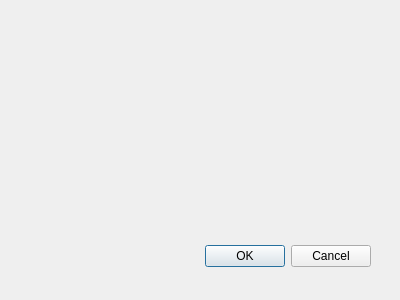
Before: the Qt Designer form adduserdialog.ui in bscisel/WUT_Object-oriented_programming, drawn with Qt 5.
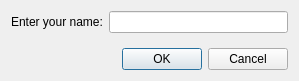
After: the same form once the commit is applied.

Commit message: Saving user data to file added.

```diff
--- a/adduserdialog.ui
+++ b/adduserdialog.ui
@@ -8,29 +8,60 @@
    <rect>
     <x>0</x>
     <y>0</y>
-    <width>400</width>
-    <height>300</height>
+    <width>299</width>
+    <height>81</height>
    </rect>
   </property>
   <property name="windowTitle">
    <string>Dialog</string>
   </property>
-  <widget class="QDialogButtonBox" name="buttonBox">
-   <property name="geometry">
-    <rect>
-     <x>30</x>
-     <y>240</y>
-     <width>341</width>
-     <height>32</height>
-    </rect>
-   </property>
-   <property name="orientation">
-    <enum>Qt::Horizontal</enum>
-   </property>
-   <property name="standardButtons">
-    <set>QDialogButtonBox::Cancel|QDialogButtonBox::Ok</set>
-   </property>
-  </widget>
+  <layout class="QVBoxLayout" name="verticalLayout_2">
+   <item>
+    <layout class="QVBoxLayout" name="verticalLayout">
+     <item>
+      <layout class="QHBoxLayout" name="horizontalLayout">
+       <item>
+        <widget class="QLabel" name="label">
+         <property name="text">
+          <string>Enter your name:</string>
+         </property>
+        </widget>
+       </item>
+       <item>
+        <widget class="QLineEdit" name="userNameInput">
+         <property name="minimumSize">
+          <size>
+           <width>125</width>
+           <height>0</height>
+          </size>
+         </property>
+        </widget>
+       </item>
+      </layout>
+     </item>
+     <item>
+      <spacer name="verticalSpacer">
+       <property name="orientation">
+        <enum>Qt::Vertical</enum>
+       </property>
+       <property name="sizeHint" stdset="0">
+        <size>
+         <width>20</width>
+         <height>40</height>
+        </size>
+       </property>
+      </spacer>
+     </item>
+     <item>
+      <widget class="QDialogButtonBox" name="buttonBox">
+       <property name="standardButtons">
+        <set>QDialogButtonBox::Cancel|QDialogButtonBox::Ok</set>
+       </property>
+      </widget>
+     </item>
+    </layout>
+   </item>
+  </layout>
  </widget>
  <pixmapfunction/>
  <resources/>
```
Left out of the diff: 42 changed lines with no effect on the pictures. The commit also changes 11 other files.
